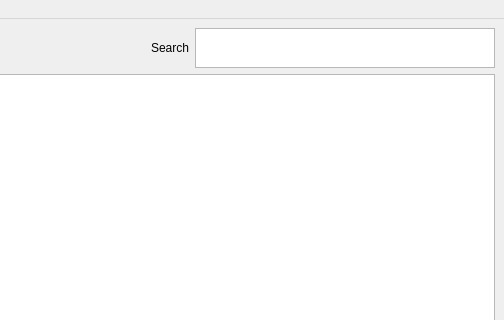
First picture: the form in untitled1/mainwindow.ui, repository voncloft/VPacman, before the edit; both pictures show x 622 to 1126 and y 0 to 320 of the 1126 by 641 pixel window.
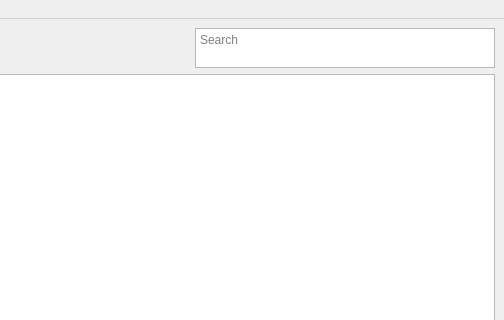
Second picture: the form after the edit.

The edit to the form file:
```diff
--- a/untitled1/mainwindow.ui
+++ b/untitled1/mainwindow.ui
@@ -112,7 +112,7 @@
       <property name="sizeConstraint">
        <enum>QLayout::SetDefaultConstraint</enum>
       </property>
-      <item row="1" column="1">
+      <item row="1" column="0" alignment="Qt::AlignRight">
        <widget class="QPlainTextEdit" name="plainTextEdit">
         <property name="sizePolicy">
          <sizepolicy hsizetype="Preferred" vsizetype="Preferred">
@@ -138,11 +138,7 @@
         <property name="overwriteMode">
          <bool>false</bool>
         </property>
-       </widget>
-      </item>
-      <item row="1" column="0" alignment="Qt::AlignRight">
-       <widget class="QLabel" name="label">
-        <property name="text">
+        <property name="placeholderText">
          <string>Search</string>
         </property>
        </widget>
```
Left out of the diff: 18 changed lines with no effect on the pictures.
